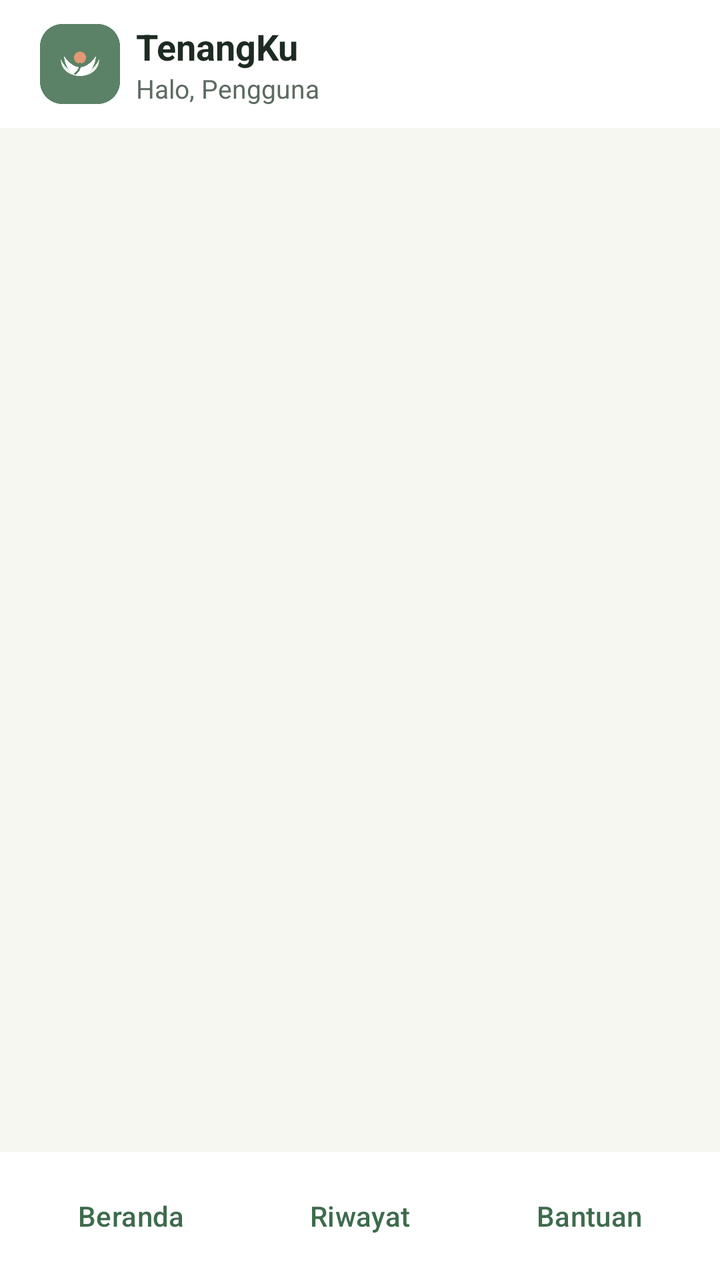
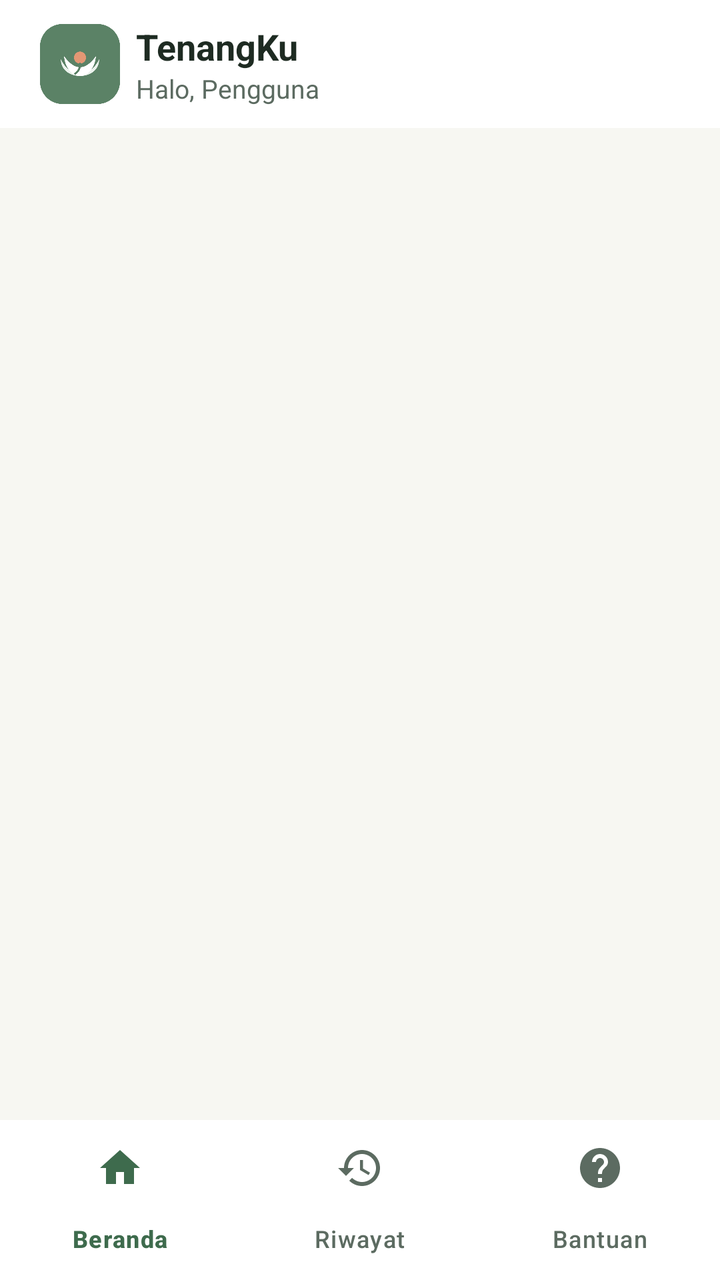

Compare the two renders of this Android layout. The source of the first and the diff that turns it into the second are given below.
<!-- AndroidManifest.xml: application theme Theme.Tommy_3TIB -->
<!-- res/layout/activity_main.xml -->
<?xml version="1.0" encoding="utf-8"?>
<androidx.constraintlayout.widget.ConstraintLayout xmlns:android="http://schemas.android.com/apk/res/android"
    xmlns:app="http://schemas.android.com/apk/res-auto"
    xmlns:tools="http://schemas.android.com/tools"
    android:id="@+id/main"
    android:layout_width="match_parent"
    android:layout_height="match_parent"
    android:background="#F7F7F2"
    tools:context=".MainActivity">

    <androidx.appcompat.widget.Toolbar
        android:id="@+id/toolbar"
        android:layout_width="0dp"
        android:layout_height="?attr/actionBarSize"
        android:background="#FFFFFF"
        app:contentInsetStart="20dp"
        app:layout_constraintEnd_toEndOf="parent"
        app:layout_constraintStart_toStartOf="parent"
        app:layout_constraintTop_toTopOf="parent">

        <LinearLayout
            android:layout_width="wrap_content"
            android:layout_height="wrap_content"
            android:gravity="center_vertical"
            android:orientation="horizontal">

            <ImageView
                android:id="@+id/ivLogo"
                android:layout_width="40dp"
                android:layout_height="40dp"
                android:contentDescription="Logo aplikasi"
                android:scaleType="fitCenter"
                app:srcCompat="@drawable/logo" />

            <LinearLayout
                android:layout_width="wrap_content"
                android:layout_height="wrap_content"
                android:layout_marginStart="8dp"
                android:orientation="vertical">

                <TextView
                    android:id="@+id/tvNamaApp"
                    android:layout_width="wrap_content"
                    android:layout_height="wrap_content"
                    android:text="TenangKu"
                    android:textColor="#1E2B22"
                    android:textSize="18sp"
                    android:textStyle="bold" />

                <TextView
                    android:id="@+id/tvSapaan"
                    android:layout_width="wrap_content"
                    android:layout_height="wrap_content"
                    android:text="Halo, Pengguna"
                    android:textColor="#5C6B61"
                    android:textSize="13sp" />
            </LinearLayout>
        </LinearLayout>
    </androidx.appcompat.widget.Toolbar>

    <FrameLayout
        android:id="@+id/fragment_container"
        android:layout_width="0dp"
        android:layout_height="0dp"
        app:layout_constraintBottom_toTopOf="@id/menuBawah"
        app:layout_constraintEnd_toEndOf="parent"
        app:layout_constraintStart_toStartOf="parent"
        app:layout_constraintTop_toBottomOf="@id/toolbar" />

    <LinearLayout
        android:id="@+id/menuBawah"
        android:layout_width="0dp"
        android:layout_height="wrap_content"
        android:background="#FFFFFF"
        android:orientation="horizontal"
        android:padding="8dp"
        app:layout_constraintBottom_toBottomOf="parent"
        app:layout_constraintEnd_toEndOf="parent"
        app:layout_constraintStart_toStartOf="parent">

        <com.google.android.material.button.MaterialButton
            android:id="@+id/btnBeranda"
            style="@style/Widget.Material3.Button.TextButton"
            android:layout_width="0dp"
            android:layout_height="wrap_content"
            android:layout_weight="1"
            android:text="Beranda"
            android:textColor="#3E6B4D" />

        <com.google.android.material.button.MaterialButton
            android:id="@+id/btnRiwayat"
            style="@style/Widget.Material3.Button.TextButton"
            android:layout_width="0dp"
            android:layout_height="wrap_content"
            android:layout_weight="1"
            android:text="Riwayat"
            android:textColor="#3E6B4D" />

        <com.google.android.material.button.MaterialButton
            android:id="@+id/btnBantuan"
            style="@style/Widget.Material3.Button.TextButton"
            android:layout_width="0dp"
            android:layout_height="wrap_content"
            android:layout_weight="1"
            android:text="Bantuan"
            android:textColor="#3E6B4D" />
    </LinearLayout>

</androidx.constraintlayout.widget.ConstraintLayout>
<!-- resources referenced by this layout -->
<resources>
  <!-- drawable logo: png bitmap (drawable, 10443 bytes) -->
  <style name="Theme.Tommy_3TIB" parent="Base.Theme.Tommy_3TIB" />
  <style name="Base.Theme.Tommy_3TIB" parent="Theme.Material3.DayNight.NoActionBar">
          
          
      </style>
</resources>

<!-- the commit's change to res/layout/activity_main.xml (unified diff, before → after) -->
@@ -62,48 +62,22 @@
         android:id="@+id/fragment_container"
         android:layout_width="0dp"
         android:layout_height="0dp"
-        app:layout_constraintBottom_toTopOf="@id/menuBawah"
+        app:layout_constraintBottom_toTopOf="@id/bottom_nav_view"
         app:layout_constraintEnd_toEndOf="parent"
         app:layout_constraintStart_toStartOf="parent"
         app:layout_constraintTop_toBottomOf="@id/toolbar" />
 
-    <LinearLayout
-        android:id="@+id/menuBawah"
+    <com.google.android.material.bottomnavigation.BottomNavigationView
+        android:id="@+id/bottom_nav_view"
         android:layout_width="0dp"
         android:layout_height="wrap_content"
         android:background="#FFFFFF"
-        android:orientation="horizontal"
-        android:padding="8dp"
+        app:itemIconTint="@color/bottom_nav_color"
+        app:itemTextColor="@color/bottom_nav_color"
+        app:labelVisibilityMode="labeled"
         app:layout_constraintBottom_toBottomOf="parent"
         app:layout_constraintEnd_toEndOf="parent"
-        app:layout_constraintStart_toStartOf="parent">
-
-        <com.google.android.material.button.MaterialButton
-            android:id="@+id/btnBeranda"
-            style="@style/Widget.Material3.Button.TextButton"
-            android:layout_width="0dp"
-            android:layout_height="wrap_content"
-            android:layout_weight="1"
-            android:text="Beranda"
-            android:textColor="#3E6B4D" />
-
-        <com.google.android.material.button.MaterialButton
-            android:id="@+id/btnRiwayat"
-            style="@style/Widget.Material3.Button.TextButton"
-            android:layout_width="0dp"
-            android:layout_height="wrap_content"
-            android:layout_weight="1"
-            android:text="Riwayat"
-            android:textColor="#3E6B4D" />
-
-        <com.google.android.material.button.MaterialButton
-            android:id="@+id/btnBantuan"
-            style="@style/Widget.Material3.Button.TextButton"
-            android:layout_width="0dp"
-            android:layout_height="wrap_content"
-            android:layout_weight="1"
-            android:text="Bantuan"
-            android:textColor="#3E6B4D" />
-    </LinearLayout>
+        app:layout_constraintStart_toStartOf="parent"
+        app:menu="@menu/bottom_nav_menu" />
 
 </androidx.constraintlayout.widget.ConstraintLayout>
